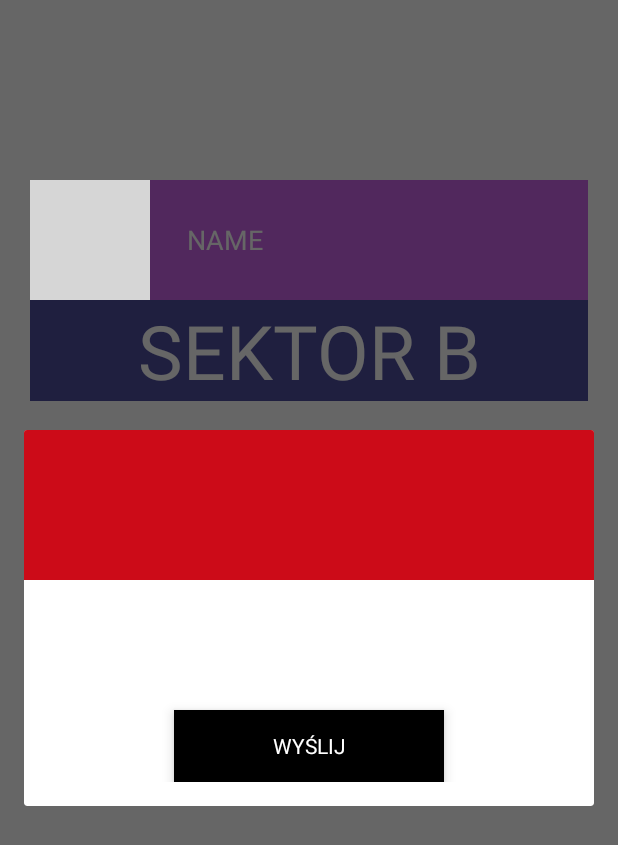
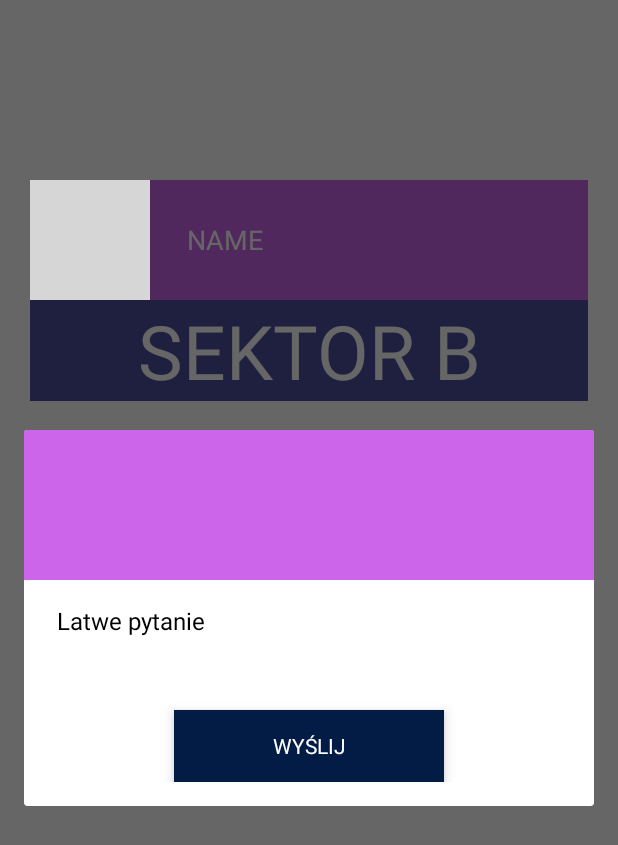
Before and after one commit to Marchuck/TauronRealityHack, an Android app: the MainActivity screen opened directly, with no data from a screen before it, after a tap on "GRAJ", on a phone screen of 412 x 824 dp. Shown: the top 845 px of the screen. Run offline under Robolectric (Android 15) with nearby library versions, the phone set to English and light mode, and no system bars; our stand-ins replace ButterKnife, Picasso; libraries missing offline, so code that uses them is left out: com.devspark.robototextview, com.facebook, com.facebook.login, com.linearlistview, com.orhanobut.hawk; plain views replace LinearListView, RobotoTextView; pictures from the network do not load; 10 statements that could not run were skipped; grey boxes are pictures that could not be loaded.

Commit message:
zmiany w layoucie, dialog z quizami

```diff
--- a/app/src/main/java/pl/marczak/tauronrealityhack/activity/MainActivity.java
+++ b/app/src/main/java/pl/marczak/tauronrealityhack/activity/MainActivity.java
@@ -24,13 +24,8 @@ import butterknife.OnClick;
 import pl.marczak.tauronrealityhack.L;
 import pl.marczak.tauronrealityhack.R;
 import pl.marczak.tauronrealityhack.fragment.QuizDialogFragment;
-import pl.marczak.tauronrealityhack.model.SectorResponse;
 import pl.marczak.tauronrealityhack.model.User;
 import pl.marczak.tauronrealityhack.model.UserData;
-import pl.marczak.tauronrealityhack.networking.ApiClient;
-import retrofit.Callback;
-import retrofit.RetrofitError;
-import retrofit.client.Response;
 
 public class MainActivity extends AppCompatActivity {
 
@@ -53,7 +48,6 @@ public class MainActivity extends AppCompatActivity {
         initUser();
         fetchUserFriends();
 
-        onClick();
     }
 
     private void initUser() {
--- a/app/src/main/java/pl/marczak/tauronrealityhack/fragment/QuizDialogFragment.java
+++ b/app/src/main/java/pl/marczak/tauronrealityhack/fragment/QuizDialogFragment.java
@@ -17,8 +17,6 @@ import android.widget.Toast;
 
 import com.linearlistview.LinearListView;
 import com.orhanobut.hawk.Hawk;
-
-import org.greenrobot.eventbus.EventBus;
 
 import butterknife.Bind;
 import butterknife.ButterKnife;
@@ -70,13 +68,7 @@ public class QuizDialogFragment extends CustomDialog {
         LayoutInflater inflater = getActivity().getLayoutInflater();
         ViewGroup root = (ViewGroup) inflater.inflate(R.layout.fragment_quiz_dialog, null);
         ButterKnife.bind(this, root);
-        Dialog alertDialog = new Dialog(getActivity()) {
-            @Override
-            public void onBackPressed() {
-
-                Toast.makeText(getContext(), "Wybierz odpowiedź", Toast.LENGTH_LONG).show();
-            }
-        };
+        Dialog alertDialog = new Dialog(getActivity());
 
 
         alertDialog.setCanceledOnTouchOutside(false);
@@ -143,17 +135,6 @@ public class QuizDialogFragment extends CustomDialog {
     }
 
 
-    @Override
-    public void onStart() {
-        super.onStart();
-        EventBus.getDefault().register(this);
-    }
-
-    @Override
-    public void onStop() {
-        super.onStop();
-        EventBus.getDefault().unregister(this);
-    }
 
 
 
--- a/app/src/main/res/layout/fragment_quiz_dialog.xml
+++ b/app/src/main/res/layout/fragment_quiz_dialog.xml
@@ -15,7 +15,7 @@
         android:layout_alignBottom="@+id/relativeLayout"
         android:layout_alignLeft="@+id/relativeLayout"
         android:layout_alignRight="@+id/relativeLayout"
-        android:src="@color/red"
+        android:src="@color/colorPrimary"
         android:scaleType="centerCrop"
         />
 
@@ -42,16 +42,15 @@
             android:id="@+id/rlQuizExitLayout"
             android:layout_width="56dp"
             android:layout_height="56dp"
-            android:layout_alignParentEnd="true"
             android:layout_alignParentTop="true">
 
             <ImageView
                 android:id="@+id/ivQuizExit"
                 android:layout_width="18dp"
                 android:layout_height="18dp"
-                android:layout_alignParentEnd="true"
                 android:layout_alignParentTop="true"
                 android:tint="@color/white"
+
                 android:layout_margin="6dp" />
 
         </RelativeLayout>
@@ -79,7 +78,7 @@
                 android:layout_height="wrap_content"
                 android:textColor="@color/black"
                 android:textSize="16sp"
-                tools:text="Co umożliwia aplikacja Samsung Smart Switch?"
+                android:text="Latwe pytanie"
                 android:paddingLeft="6dp" />
 
             <com.linearlistview.LinearListView
@@ -107,7 +106,7 @@
                 android:layout_width="180dp"
                 android:layout_height="48dp"
                 android:layout_marginTop="@dimen/activity_vertical_margin"
-                android:background="@color/black"
+                android:background="@color/dark_blue"
                 android:gravity="center"
                 android:text="wyślij"
                 android:textAllCaps="true"
```
Also changed, not shown: app/src/main/java/pl/marczak/tauronrealityhack/App.java (+12 -1 lines).
